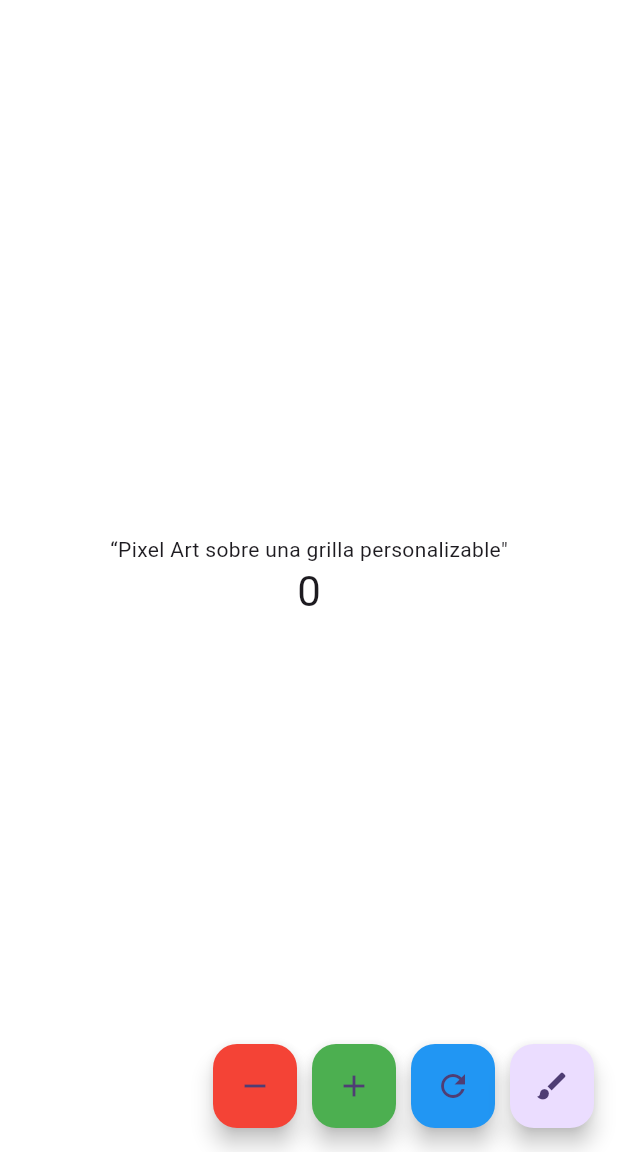
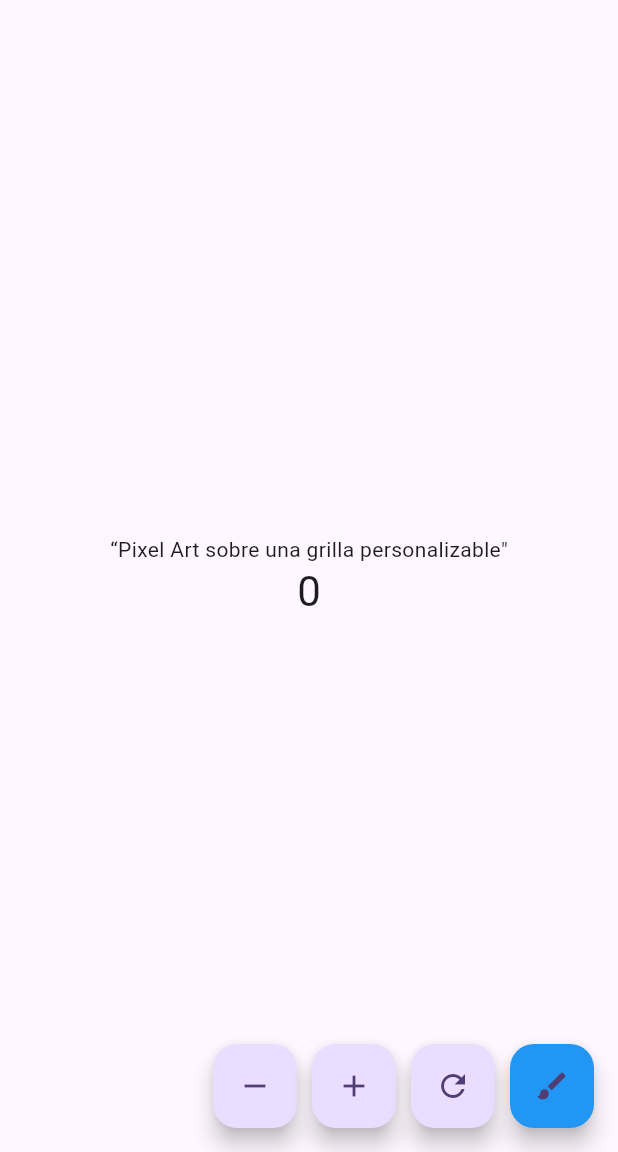
Before and after one commit to PinaMC/3479A321_2022479045, a Flutter app: the screen it shows after launch, after a tap on the "remove" icon, after a tap on the "add" icon, after a tap on the "refresh" icon, on a phone screen of 412 x 824 dp, the part 84-1236 px from its top. Run offline on Flutter 3.47's test engine with Material 3 defaults, Android fonts, the phone set to English and light mode, and no system bars; our stand-ins replace logger.

Commit message:
cambio despues del branch

```diff
--- a/flutter_application_lab_vicentefarias/lib/main.dart
+++ b/flutter_application_lab_vicentefarias/lib/main.dart
@@ -1,4 +1,6 @@
 import 'package:flutter/material.dart';
+import 'package:logger/logger.dart';
+
 
 void main() {
   runApp(const MyApp());
@@ -55,12 +57,7 @@
 
 class _MyHomePageState extends State<MyHomePage> {
   int _counter = 0;
-
-  Color _decrementColor = const Color.fromRGBO(244, 67, 54, 1);
-  Color _incrementColor = const Color.fromRGBO(76, 175, 80, 1);
-  Color _restartColor = const Color.fromRGBO(33, 150, 243, 1);
-  //Color _changeColor = const Color.fromRGBO(255, 152, 0, 1);
-  Color _backgroundColor = Colors.white;
+  Color _color = Colors.white;
 
   int colorIndex = 0;
   List<Color> colors = [
@@ -69,14 +66,15 @@
     Colors.brown,
     Colors.white,
   ];
+
   void _incrementCounter() {
     setState(() {
       _counter++;
-      _incrementColor = Colors.green;
+      _color = Colors.green;
     });
     Future.delayed(const Duration(milliseconds: 200), () {
       setState(() {
-        _incrementColor = const Color.fromRGBO(76, 175, 80, 1);
+        _color  = const Color.fromRGBO(76, 175, 80, 1);
       });
     });
   }
@@ -84,11 +82,11 @@
   void _decrementCounter() {
     setState(() {
       _counter--;
-      _decrementColor = Colors.red;
+      _color  = Colors.red;
     });
     Future.delayed(const Duration(milliseconds: 200), () {
       setState(() {
-        _decrementColor = const Color.fromRGBO(244, 67, 54, 1);
+        _color  = const Color.fromRGBO(244, 67, 54, 1);
       });
     });
   }
@@ -96,32 +94,66 @@
   void _restartCounter() {
     setState(() {
       _counter = 0;
-      _restartColor = Colors.blue;
+      _color  = Colors.blue;
     });
     Future.delayed(const Duration(milliseconds: 200), () {
       setState(() {
-        _restartColor = const Color.fromRGBO(33, 150, 243, 1);
+        _color  = const Color.fromRGBO(33, 150, 243, 1);
       });
     });
   }
   void resetColors() {
     setState(() {
-      _decrementColor = const Color.fromRGBO(244, 67, 54, 1);
-      _incrementColor = const Color.fromRGBO(76, 175, 80, 1);
-      _restartColor = const Color.fromRGBO(33, 150, 243, 1);
+      _color  = const Color.fromRGBO(244, 67, 54, 1);
+      _color  = const Color.fromRGBO(76, 175, 80, 1);
+      _color  = const Color.fromRGBO(33, 150, 243, 1);
       //_changeColor = const Color.fromRGBO(255, 152, 0, 1);
     });
   }
   void changeColor(){
     setState(() {
-      _backgroundColor = colors[colorIndex];
+      _color = colors[colorIndex];
       colorIndex = (colorIndex + 1) % colors.length;
     });
+  }
+
+  Widget buildButtons() {
+    return Row(
+      mainAxisAlignment: MainAxisAlignment.end,
+      children: <Widget>[
+        FloatingActionButton(
+          onPressed: _decrementCounter,
+          tooltip: 'Decrement',
+          child: const Icon(Icons.remove),
+        ),
+        const SizedBox(width: 10), // Espacio entre los botones
+        FloatingActionButton(
+          onPressed: _incrementCounter,
+          tooltip: 'Increment',
+          child: const Icon(Icons.add),
+        ),
+        const SizedBox(width: 10), // Espacio entre los botones
+        FloatingActionButton(
+          onPressed: _restartCounter,
+          tooltip: 'Restart',
+          child: const Icon(Icons.refresh),
+        ),
+        const SizedBox(width: 10), // Espacio entre los botones
+        FloatingActionButton(
+          onPressed: changeColor,
+          backgroundColor: _color,
+          tooltip: 'ChangeColor',
+          child: const Icon(Icons.brush),
+        ),
+      ],
+    );
   }
 
 
   @override
   Widget build(BuildContext context) {
+    var logger = Logger();
+    logger.d("Logger is working!");
     // This method is rerun every time setState is called, for instance as done
     // by the _incrementCounter method above.
     //
@@ -129,7 +161,6 @@
     // fast, so that you can just rebuild anything that needs updating rather
     // than having to individually change instances of widgets.
     return Scaffold(
-      backgroundColor: _backgroundColor, //para que cambie el color de fondo
       appBar: AppBar(
         // TRY THIS: Try changing the color here to a specific color (to
         // Colors.amber, perhaps?) and trigger a hot reload to see the AppBar
@@ -143,6 +174,7 @@
         // Center is a layout widget. It takes a single child and positions it
         // in the middle of the parent.
         child: Column(
+
           // Column is also a layout widget. It takes a list of children and
           mainAxisAlignment: MainAxisAlignment.center,
           children: <Widget>[
@@ -154,37 +186,10 @@
           ],
         ),
       ),
-      floatingActionButton: Row(
-        mainAxisAlignment: MainAxisAlignment.end,
-        children: <Widget>[
-          FloatingActionButton(
-            onPressed: _decrementCounter,
-            backgroundColor: _decrementColor,
-            tooltip: 'Decrement',
-            child: const Icon(Icons.remove),
-          ),
-          const SizedBox(width: 10), // Espacio entre los botones
-          FloatingActionButton(
-            onPressed: _incrementCounter,
-            backgroundColor: _incrementColor,
-            tooltip: 'Increment',
-            child: const Icon(Icons.add),
-          ),
-          const SizedBox(width: 10), // Espacio entre los botones
-          FloatingActionButton(
-            onPressed: _restartCounter,
-            backgroundColor: _restartColor,
-            tooltip: 'Restart',
-            child: const Icon(Icons.refresh),
-          ),
-          const SizedBox(width: 10), // Espacio entre los botones
-          FloatingActionButton(
-            onPressed: changeColor,
-            tooltip: 'ChangeColor',
-            child: const Icon(Icons.brush),
-          ),
-        ],
-      ), // This trailing comma makes auto-formatting nicer for build methods.
+
+      floatingActionButton: buildButtons(),
+
+
     );
   }
 }
--- a/flutter_application_lab_vicentefarias/pubspec.yaml
+++ b/flutter_application_lab_vicentefarias/pubspec.yaml
@@ -34,6 +34,7 @@ dependencies:
   # The following adds the Cupertino Icons font to your application.
   # Use with the CupertinoIcons class for iOS style icons.
   cupertino_icons: ^1.0.8
+  logger: ^2.6.1
 
 dev_dependencies:
   flutter_test:
```
Also changed, not shown: flutter_application_lab_vicentefarias/assets/imagenes/Pixel-Art-Hot-Pepper-2-1.webp (added), flutter_application_lab_vicentefarias/assets/imagenes/Pixel-Art-Pizza-2.webp (added), flutter_application_lab_vicentefarias/assets/imagenes/Pixel-Art-Watermelon-3.webp (added), flutter_application_lab_vicentefarias/pubspec.lock, 2 other files.
